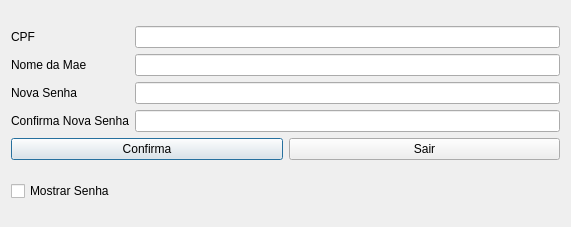
YagoConstantino/SistemaBancario, file Projeto/esqueceusenha.ui: the form before one commit.
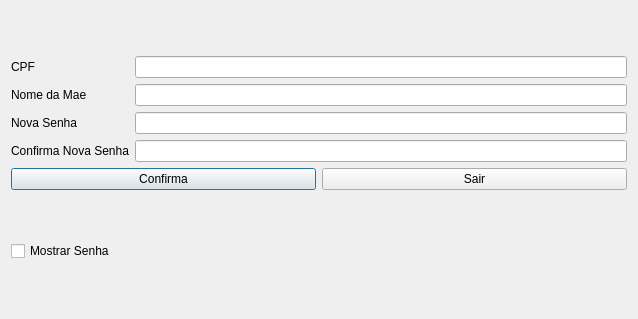
The form after the commit.

```diff
--- a/Projeto/esqueceusenha.ui
+++ b/Projeto/esqueceusenha.ui
@@ -6,8 +6,8 @@
    <rect>
     <x>0</x>
     <y>0</y>
-    <width>571</width>
-    <height>227</height>
+    <width>638</width>
+    <height>319</height>
    </rect>
   </property>
   <property name="windowTitle">
```
